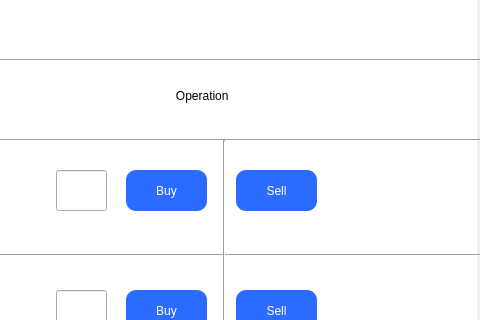
Before: the Qt Designer form TcpClient/client_main.ui in IamYasinB/wallet, drawn with Qt 5; both pictures show x 384 to 864 and y 0 to 320 of the 864 by 669 pixel window.
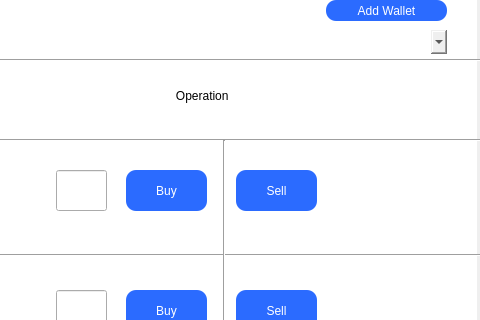
After: the same form once the commit is applied.

Commit message: adding wallet selection and sending request to server for creating a wallet (not complete yet)

The edit to the form file:
```diff
--- a/TcpClient/client_main.ui
+++ b/TcpClient/client_main.ui
@@ -684,6 +684,44 @@
     <enum>Qt::Vertical</enum>
    </property>
   </widget>
+  <widget class="QComboBox" name="comboBox">
+   <property name="geometry">
+    <rect>
+     <x>710</x>
+     <y>30</y>
+     <width>121</width>
+     <height>24</height>
+    </rect>
+   </property>
+   <property name="styleSheet">
+    <string notr="true">border-radius:10px;
+font: 600 10pt &quot;Segoe UI Variable Small Semibol&quot;;
+color:rgb(0, 0, 0);</string>
+   </property>
+  </widget>
+  <widget class="QPushButton" name="pushButton_addwallet">
+   <property name="geometry">
+    <rect>
+     <x>710</x>
+     <y>0</y>
+     <width>121</width>
+     <height>21</height>
+    </rect>
+   </property>
+   <property name="styleSheet">
+    <string notr="true">QPushButton{
+border-radius:10px;
+background-color: rgb(43, 107, 255);
+font: 600 9pt &quot;Segoe UI Variable Display Semib&quot; ;;
+color : white;}
+QPushButton:pressed{
+	background-color: rgb(114, 156, 255);
+}</string>
+   </property>
+   <property name="text">
+    <string>Add Wallet</string>
+   </property>
+  </widget>
  </widget>
  <resources/>
  <connections/>
```
The commit also changes 359 other files.
